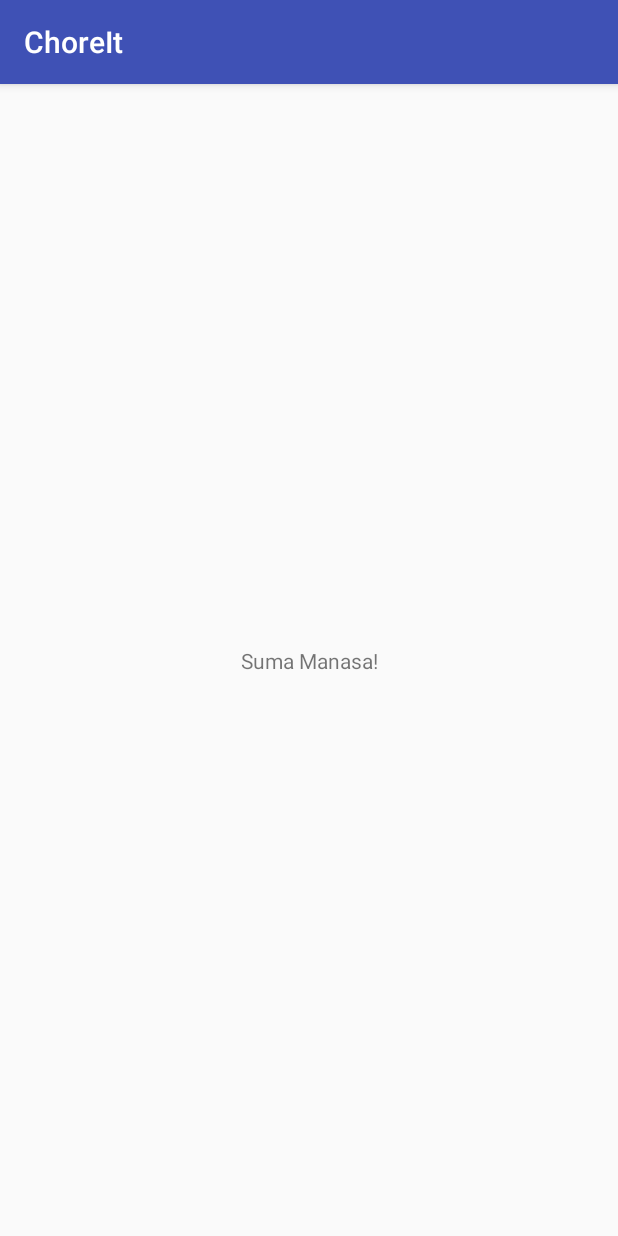
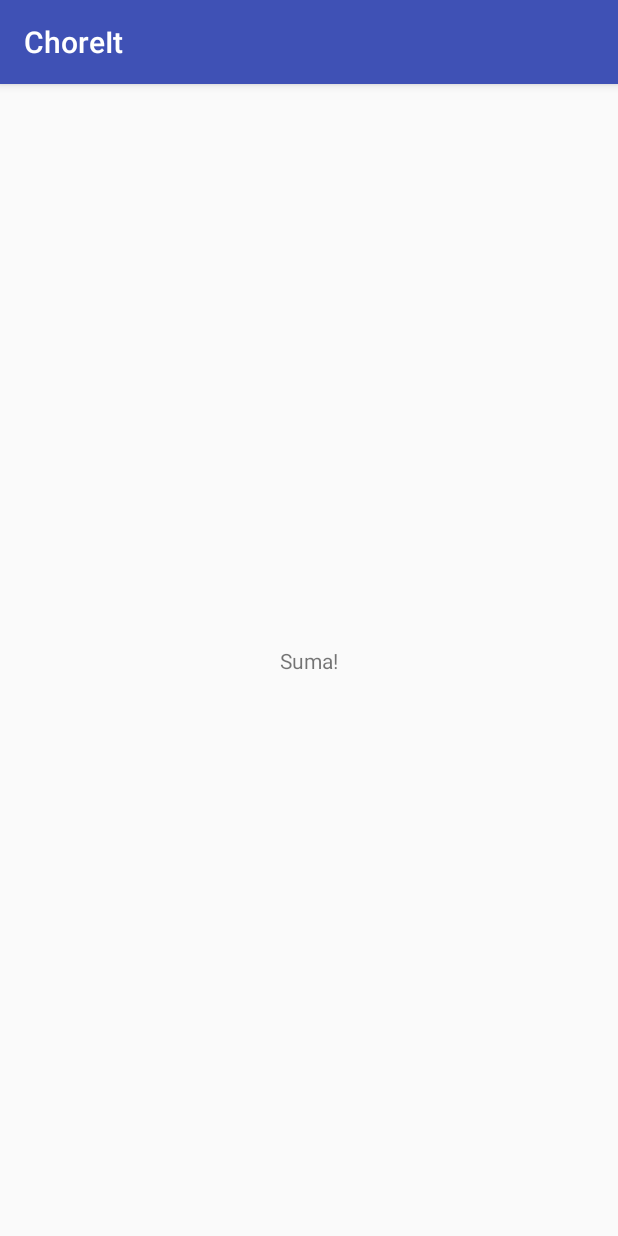
Before and after one commit to AdityaRandive/ChoreIt, an Android app: the screen it shows after launch (MainActivity), on a phone screen of 412 x 824 dp. Run offline under Robolectric (Android 15) with nearby library versions, the phone set to English and light mode, and no system bars.

Commit message:
Suma editing master (testing github)

```diff
--- a/app/src/main/res/layout/activity_main.xml
+++ b/app/src/main/res/layout/activity_main.xml
@@ -9,7 +9,7 @@
     <TextView
         android:layout_width="wrap_content"
         android:layout_height="wrap_content"
-        android:text="Suma Manasa!"
+        android:text="Suma!"
         app:layout_constraintBottom_toBottomOf="parent"
         app:layout_constraintLeft_toLeftOf="parent"
         app:layout_constraintRight_toRightOf="parent"
```
